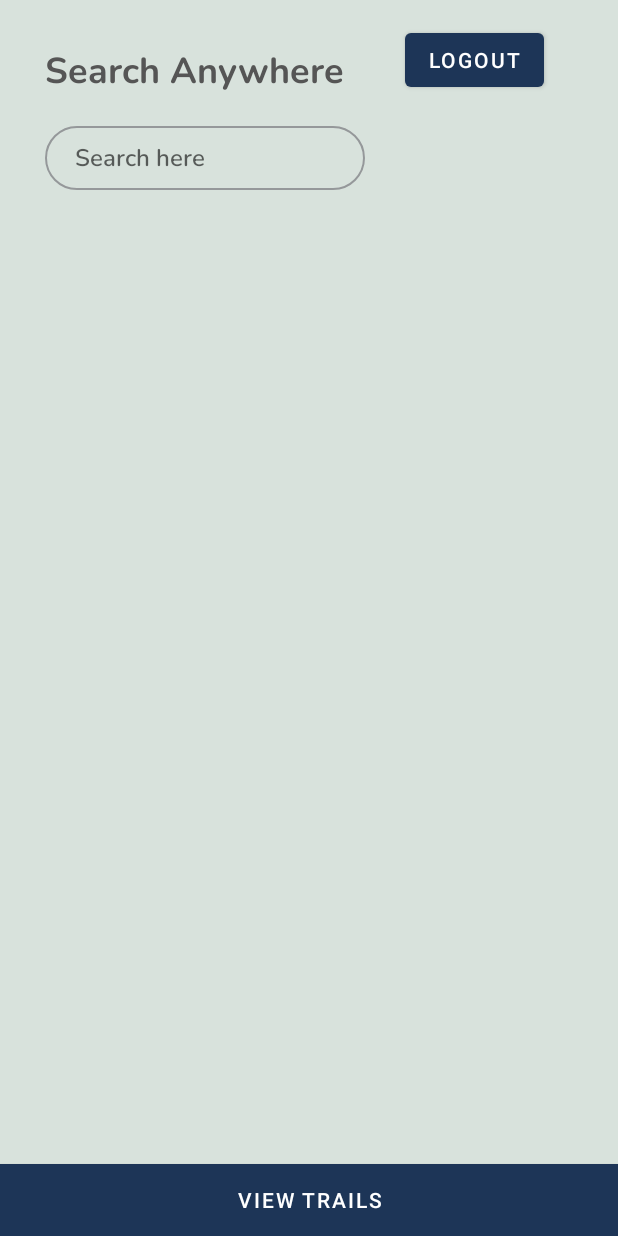
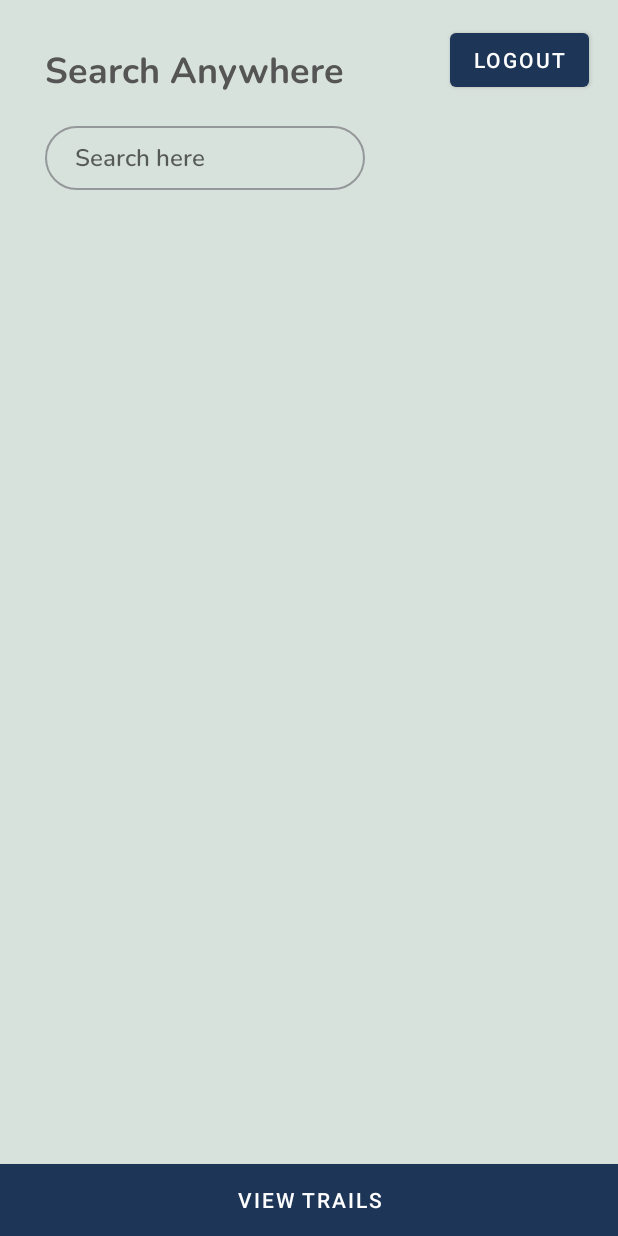
Before and after one commit to Naphtali-cpu/Tracee-App, an Android app: the layout activity_dashboard.xml on its own in the app's theme, with its tools: preview values and no code run, on a phone screen of 412 x 824 dp. Run offline under Robolectric (Android 15) with nearby library versions, the phone set to English and light mode, and no system bars.

Commit message:
Changed position of logout button

```diff
--- a/app/src/main/res/layout/activity_dashboard.xml
+++ b/app/src/main/res/layout/activity_dashboard.xml
@@ -13,7 +13,7 @@
         android:layout_height="wrap_content"
         android:layout_marginTop="16dp"
         android:text="Logout"
-        android:layout_marginLeft="270dp"
+        android:layout_marginLeft="300dp"
         app:layout_constraintEnd_toEndOf="parent"
         app:layout_constraintHorizontal_bias="0.5"
         app:layout_constraintStart_toStartOf="parent" />
```
